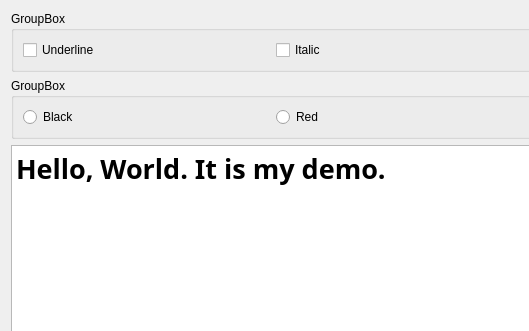
The window that samp2_2/qwdialog.ui (BruceWant/learn_qt) describes before a commit, drawn with Qt 5; both pictures show x 0 to 529 and y 0 to 331 of the 800 by 600 pixel window.
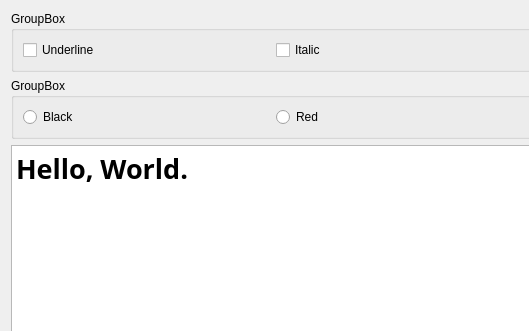
The same window after the commit.

The edit to the form file:
```diff
--- a/samp2_2/qwdialog.ui
+++ b/samp2_2/qwdialog.ui
@@ -85,7 +85,7 @@
       </font>
      </property>
      <property name="plainText">
-      <string>Hello, World. It is my demo.</string>
+      <string>Hello, World.</string>
      </property>
     </widget>
    </item>
```
Left out of the diff: 51 changed lines with no effect on the pictures.
